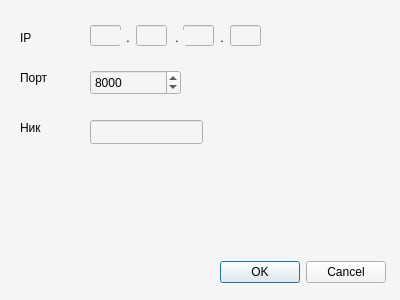
Above: joindialog.ui from Razil131/crocodile_qt before the change. Below: the same form after it.
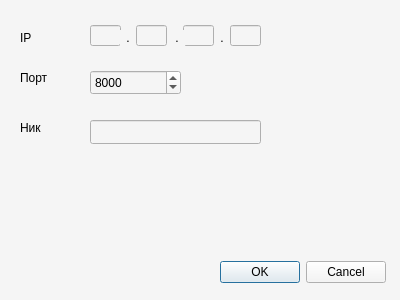
That is the form after the change.

Patch:
```diff
--- a/joindialog.ui
+++ b/joindialog.ui
@@ -179,7 +179,7 @@
     <rect>
      <x>90</x>
      <y>120</y>
-     <width>113</width>
+     <width>171</width>
      <height>24</height>
     </rect>
    </property>
```
